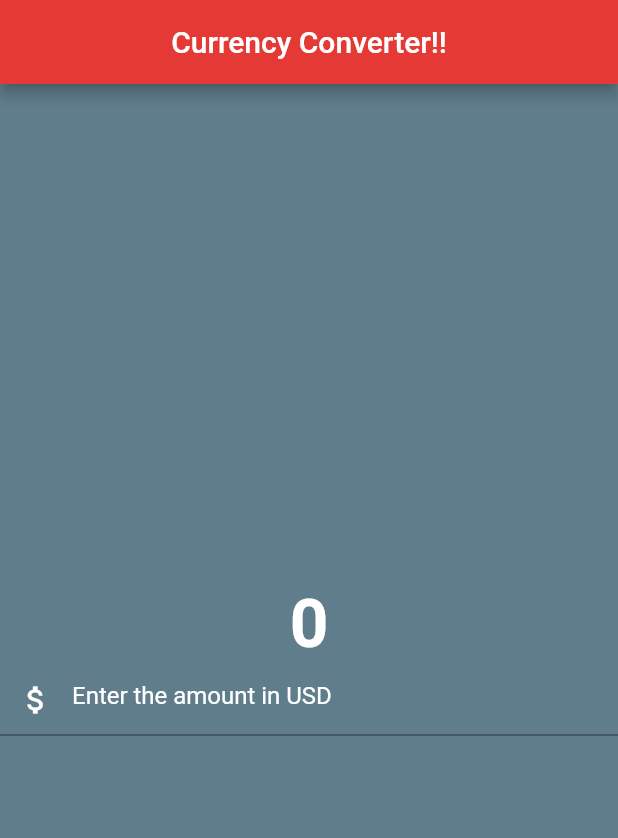
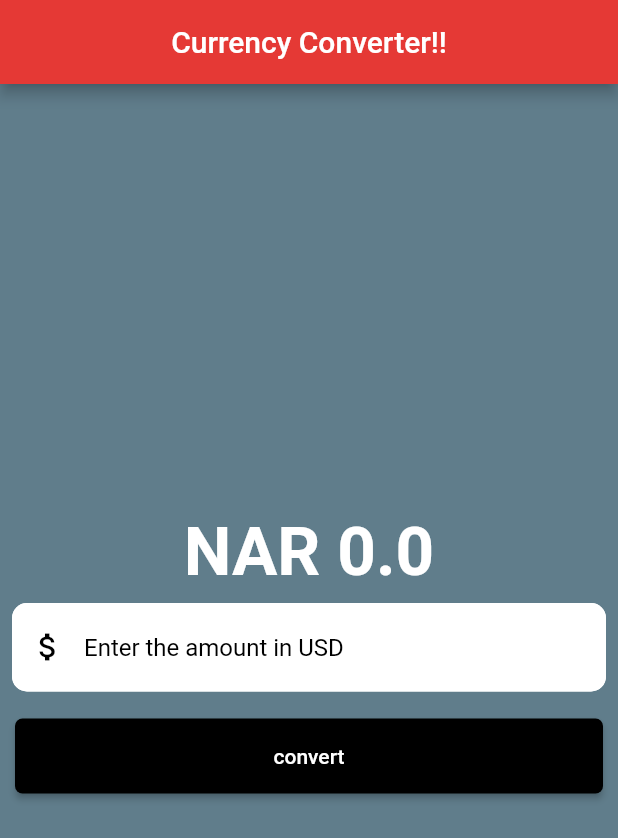
Before and after one commit to nickemma/Time-Machine, a Flutter app: the screen it shows after launch, on a phone screen of 412 x 824 dp. Shown: the top 838 px of the screen. Run offline on Flutter 3.47's test engine with Material 2 defaults, Android fonts, the phone set to English and light mode, and no system bars.

Commit message:
Currency converter done

```diff
--- a/lib/currency_material_page.dart
+++ b/lib/currency_material_page.dart
@@ -1,43 +1,86 @@
+// ignore_for_file: avoid_print
+
 import 'package:flutter/material.dart';
 
-class CurrencyMaterialPage extends StatelessWidget {
+class CurrencyMaterialPage extends StatefulWidget {
   const CurrencyMaterialPage({Key? key}) : super(key: key);
 
   @override
+  State<CurrencyMaterialPage> createState() => _CurrencyMaterialPageState();
+}
+
+class _CurrencyMaterialPageState extends State<CurrencyMaterialPage> {
+  double result = 0;
+  final TextEditingController textEditingController = TextEditingController();
+
+  @override
   Widget build(BuildContext context) {
+    const border = OutlineInputBorder(
+      borderSide: BorderSide(
+        color: Colors.white,
+        width: 2.0,
+        style: BorderStyle.solid,
+      ),
+      borderRadius: BorderRadius.all(Radius.circular(10)),
+    );
+
     return Scaffold(
         backgroundColor: Colors.blueGrey,
         appBar: AppBar(
           title: const Text('Currency Converter!!'),
           centerTitle: true,
           backgroundColor: Colors.red[600],
-          // leading: const IconButton(
-          //   icon: Icon(Icons.menu),
-          //   tooltip: 'Navigation menu',
-          //   onPressed: null,
-          // ),
         ),
-        body: const Center(
+        body: Center(
           child: Column(mainAxisAlignment: MainAxisAlignment.center, children: [
             Text(
-              '0',
-              style: TextStyle(
+              'NAR ${result.toString()}',
+              style: const TextStyle(
                 fontSize: 45,
                 fontWeight: FontWeight.bold,
                 color: Colors.white,
               ),
             ),
-            TextField(
-              style: TextStyle(color: Colors.white),
-              decoration: InputDecoration(
+            Padding(
+              padding: const EdgeInsets.all(8.0),
+              child: TextField(
+                controller: textEditingController,
+                style: const TextStyle(color: Colors.black),
+                decoration: const InputDecoration(
                   hintText: 'Enter the amount in USD',
-                  hintStyle: TextStyle(color: Colors.white),
+                  hintStyle: TextStyle(color: Colors.black),
                   prefixIcon: Icon(
                     Icons.attach_money,
-                    color: Colors.white,
                   ),
-                  prefixIconColor: Colors.white70),
+                  prefixIconColor: Colors.black,
+                  filled: true,
+                  fillColor: Colors.white,
+                  focusedBorder: border,
+                  enabledBorder: border,
+                ),
+                keyboardType:
+                    const TextInputType.numberWithOptions(decimal: true),
+              ),
             ),
+            Padding(
+              padding: const EdgeInsets.all(10.0),
+              child: ElevatedButton(
+                onPressed: () {
+                  setState(() {
+                    result = double.parse(textEditingController.text) * 81;
+                  });
+                },
+                style: TextButton.styleFrom(
+                  backgroundColor: Colors.black,
+                  foregroundColor: Colors.white,
+                  minimumSize: const Size(double.infinity, 50),
+                  shape: RoundedRectangleBorder(
+                    borderRadius: BorderRadius.circular(5),
+                  ),
+                ),
+                child: const Text('convert'),
+              ),
+            )
           ]),
         ));
   }
```
